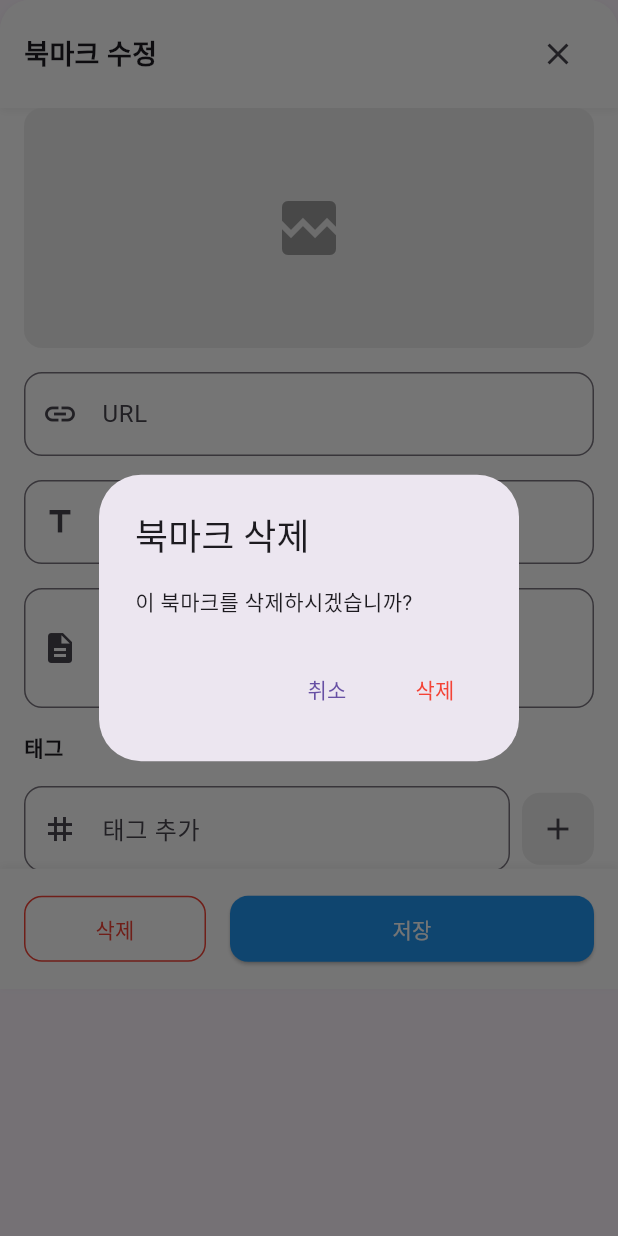
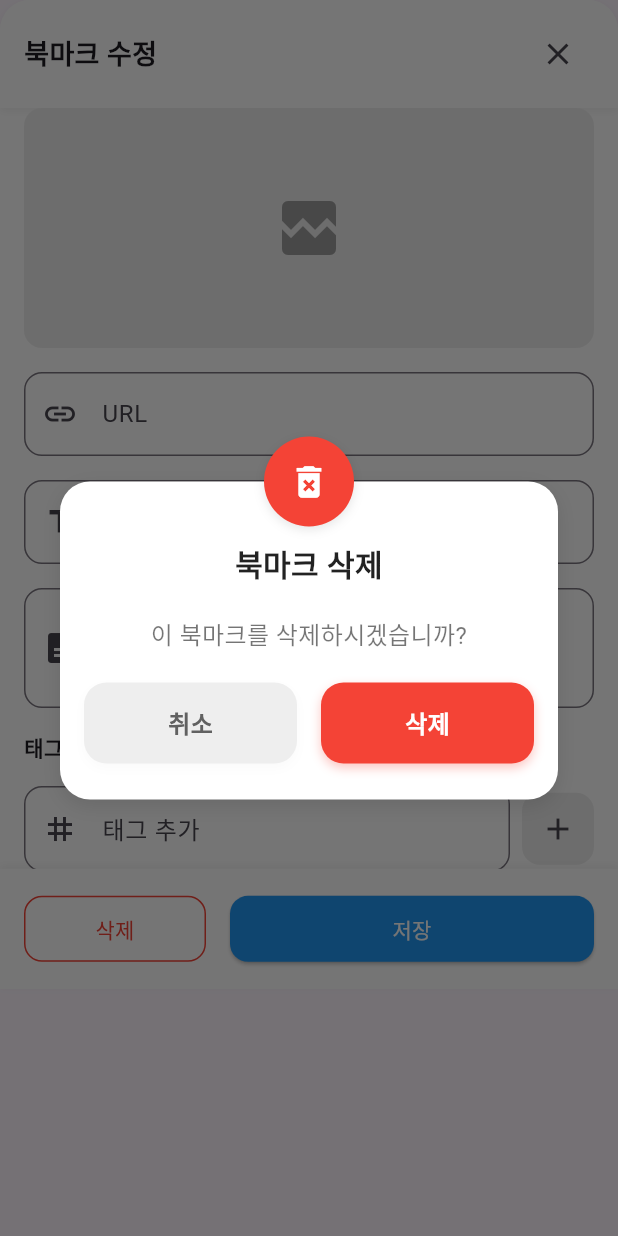
Before and after one commit to KimHyungSik/UrlBookMark, a Flutter app: the BookmarkEditBottomSheet widget shown alone on an empty page, opened directly with empty values, after a tap on "삭제", on a phone screen of 412 x 824 dp. Run offline on Flutter 3.47's test engine with Material 3 defaults, Android fonts, the phone set to English and light mode, and no system bars; our stand-ins replace flutter_riverpod, shared_preferences, webview_flutter; accounts and stored records are empty; network calls fail.

Commit message:
custom dialog

```diff
--- a/lib/screens/bottomsheet/bookmark_edit_bottom_sheet.dart
+++ b/lib/screens/bottomsheet/bookmark_edit_bottom_sheet.dart
@@ -6,6 +6,7 @@ import 'package:url_book_marker/bookmark_manager.dart';
 
 import '../../model/url_marker.dart';
 import '../../model/url_metadata.dart';
+import '../../widget/custom_dialog.dart';
 
 final bookmarkProvider = StateProvider<UrlBookmark?>((ref) => null);
 
@@ -15,10 +16,12 @@ class BookmarkEditBottomSheet extends ConsumerStatefulWidget {
   BookmarkEditBottomSheet({Key? key, required this.bookmark}) : super(key: key);
 
   @override
-  ConsumerState<BookmarkEditBottomSheet> createState() => _BookmarkEditBottomSheetState();
+  ConsumerState<BookmarkEditBottomSheet> createState() =>
+      _BookmarkEditBottomSheetState();
 }
 
-class _BookmarkEditBottomSheetState extends ConsumerState<BookmarkEditBottomSheet> {
+class _BookmarkEditBottomSheetState
+    extends ConsumerState<BookmarkEditBottomSheet> {
   late TextEditingController _urlController;
   late TextEditingController _titleController;
   late TextEditingController _descriptionController;
@@ -35,7 +38,8 @@ class _BookmarkEditBottomSheetState extends ConsumerState<BookmarkEditBottomShee
     super.initState();
     _urlController = TextEditingController(text: widget.bookmark.url);
     _titleController = TextEditingController(text: widget.bookmark.title);
-    _descriptionController = TextEditingController(text: widget.bookmark.description);
+    _descriptionController =
+        TextEditingController(text: widget.bookmark.description);
     _tagController = TextEditingController();
     _tags = widget.bookmark.tags ?? [];
     _isFavorite = widget.bookmark.isFavorite;
@@ -154,14 +158,14 @@ class _BookmarkEditBottomSheetState extends ConsumerState<BookmarkEditBottomShee
                     imageUrl,
                     fit: BoxFit.cover,
                     errorBuilder: (context, error, stackTrace) => Center(
-            child: Icon(Icons.broken_image, size: 48, color: Colors.grey),
+                      child: Icon(Icons.broken_image,
+                          size: 48, color: Colors.grey),
                     ),
                   ),
                 )
               : Center(
                   child: Icon(Icons.image, size: 48, color: Colors.grey),
-      )
-      ),
+                )),
     );
   }
 
@@ -230,7 +234,8 @@ class _BookmarkEditBottomSheetState extends ConsumerState<BookmarkEditBottomShee
         Wrap(
           spacing: 8,
           runSpacing: 8,
-          children: _tags.map((tag) => Chip(
+          children: _tags
+              .map((tag) => Chip(
                     label: Text(tag),
                     deleteIcon: Icon(Icons.close, size: 16),
                     onDeleted: () {
@@ -239,7 +244,8 @@ class _BookmarkEditBottomSheetState extends ConsumerState<BookmarkEditBottomShee
                       });
                       _updateTags();
                     },
-          )).toList(),
+                  ))
+              .toList(),
         ),
         SizedBox(height: 8),
         Row(
@@ -312,7 +318,9 @@ class _BookmarkEditBottomSheetState extends ConsumerState<BookmarkEditBottomShee
         children: [
           Expanded(
             child: OutlinedButton(
-              onPressed: _isSaving ? null : () {
+              onPressed: _isSaving
+                  ? null
+                  : () {
                       _showDeleteConfirmation();
                     },
               style: OutlinedButton.styleFrom(
@@ -366,10 +374,8 @@ class _BookmarkEditBottomSheetState extends ConsumerState<BookmarkEditBottomShee
   }
 
   void _updateTags() {
-    ref.read(bookmarkProvider.notifier).state = ref
-        .read(bookmarkProvider.notifier)
-        .state
-        ?.copyWith(tags: _tags);
+    ref.read(bookmarkProvider.notifier).state =
+        ref.read(bookmarkProvider.notifier).state?.copyWith(tags: _tags);
   }
 
   void _onUrlChanged(String url) {
@@ -425,7 +431,8 @@ class _BookmarkEditBottomSheetState extends ConsumerState<BookmarkEditBottomShee
         }
 
         // 북마크 업데이트
-        await ref.read(urlBookmarkProvider.notifier)
+        await ref
+            .read(urlBookmarkProvider.notifier)
             .updateUrlBookmark(widget.bookmark.id, updatedBookmark);
 
         if (mounted) {
@@ -442,23 +449,19 @@ class _BookmarkEditBottomSheetState extends ConsumerState<BookmarkEditBottomShee
   }
 
   void _showDeleteConfirmation() {
-    showDialog(
+    showCustomConfirmDialog(
       context: context,
-      builder: (context) => AlertDialog(
-        title: Text("북마크 삭제"),
-        content: Text("이 북마크를 삭제하시겠습니까?"),
-        actions: [
-          TextButton(
-            child: Text("취소"),
-            onPressed: () => Navigator.of(context).pop(),
-          ),
-          TextButton(
-            child: Text("삭제", style: TextStyle(color: Colors.red)),
-            onPressed: () async {
-              Navigator.of(context).pop(); // 대화상자 닫기
-
+      title: "북마크 삭제",
+      message: "이 북마크를 삭제하시겠습니까?",
+      cancelText: "취소",
+      confirmText: "삭제",
+      isDestructive: true,
+      icon: Icons.delete_forever,
+    ).then((confirmed) async {
+      if (confirmed == true) {
         // 북마크 삭제
-              await ref.read(urlBookmarkProvider.notifier)
+        await ref
+            .read(urlBookmarkProvider.notifier)
             .deleteUrlBookmark(widget.bookmark.id);
 
         if (mounted) {
@@ -467,10 +470,7 @@ class _BookmarkEditBottomSheetState extends ConsumerState<BookmarkEditBottomShee
             SnackBar(content: Text("북마크가 삭제되었습니다")),
           );
         }
-            },
-          ),
-        ],
-      ),
-    );
+      }
+    });
   }
 }
--- /dev/null
+++ b/lib/widget/custom_dialog.dart
@@ -0,0 +1,346 @@
+import 'package:flutter/material.dart';
+
+class CustomDialog extends StatelessWidget {
+  final String title;
+  final String message;
+  final String cancelText;
+  final String confirmText;
+  final Color confirmColor;
+  final Color cancelColor;
+  final VoidCallback? onCancel;
+  final VoidCallback? onConfirm;
+  final IconData? icon;
+  final Color? iconColor;
+  final bool isDestructive;
+
+  const CustomDialog({
+    Key? key,
+    required this.title,
+    required this.message,
+    this.cancelText = '취소',
+    this.confirmText = '확인',
+    this.confirmColor = Colors.blue,
+    this.cancelColor = Colors.grey,
+    this.onCancel,
+    this.onConfirm,
+    this.icon,
+    this.iconColor,
+    this.isDestructive = false,
+  }) : super(key: key);
+
+  @override
+  Widget build(BuildContext context) {
+    return Dialog(
+      elevation: 0,
+      backgroundColor: Colors.transparent,
+      child: _buildDialogContent(context),
+    );
+  }
+
+  Widget _buildDialogContent(BuildContext context) {
+    return Stack(
+      alignment: Alignment.topCenter,
+      children: [
+        // Main dialog container
+        Container(
+          margin: const EdgeInsets.only(top: 30),
+          decoration: BoxDecoration(
+            color: Colors.white,
+            borderRadius: BorderRadius.circular(20),
+            boxShadow: [
+              BoxShadow(
+                color: Colors.black.withOpacity(0.1),
+                blurRadius: 10,
+                offset: const Offset(0, 4),
+              ),
+            ],
+          ),
+          child: Column(
+            mainAxisSize: MainAxisSize.min,
+            children: [
+              // Add extra space at top for the icon overlap
+              const SizedBox(height: 30),
+
+              // Title
+              Padding(
+                padding: const EdgeInsets.fromLTRB(24, 10, 24, 8),
+                child: Text(
+                  title,
+                  style: const TextStyle(
+                    fontSize: 20,
+                    fontWeight: FontWeight.bold,
+                    color: Colors.black87,
+                  ),
+                  textAlign: TextAlign.center,
+                ),
+              ),
+
+              // Message
+              Padding(
+                padding: const EdgeInsets.symmetric(horizontal: 24, vertical: 12),
+                child: Text(
+                  message,
+                  style: const TextStyle(
+                    fontSize: 16,
+                    color: Colors.black54,
+                  ),
+                  textAlign: TextAlign.center,
+                ),
+              ),
+
+              // Buttons
+              Padding(
+                padding: const EdgeInsets.fromLTRB(16, 8, 16, 24),
+                child: Row(
+                  mainAxisAlignment: MainAxisAlignment.center,
+                  children: [
+                    // Cancel button
+                    Expanded(
+                      child: _dialogButton(
+                        context: context,
+                        text: cancelText,
+                        textColor: Colors.grey[700]!,
+                        backgroundColor: Colors.grey[200]!,
+                        onPressed: () {
+                          if (onCancel != null) {
+                            onCancel!();
+                          } else {
+                            Navigator.of(context).pop(false);
+                          }
+                        },
+                      ),
+                    ),
+                    const SizedBox(width: 16),
+                    // Confirm button
+                    Expanded(
+                      child: _dialogButton(
+                        context: context,
+                        text: confirmText,
+                        textColor: Colors.white,
+                        backgroundColor: isDestructive ? Colors.red : confirmColor,
+                        onPressed: () {
+                          if (onConfirm != null) {
+                            onConfirm!();
+                          } else {
+                            Navigator.of(context).pop(true);
+                          }
+                        },
+                      ),
+                    ),
+                  ],
+                ),
+              ),
+            ],
+          ),
+        ),
+
+        // Floating icon at the top
+        if (icon != null)
+          Container(
+            decoration: BoxDecoration(
+              color: iconColor ?? (isDestructive ? Colors.red : confirmColor),
+              shape: BoxShape.circle,
+              boxShadow: [
+                BoxShadow(
+                  color: Colors.black.withOpacity(0.1),
+                  blurRadius: 5,
+                  offset: const Offset(0, 2),
+                ),
+              ],
+            ),
+            padding: const EdgeInsets.all(16),
+            child: Icon(
+              icon,
+              color: Colors.white,
+              size: 28,
+            ),
+          ),
+      ],
+    );
+  }
+
+  Widget _dialogButton({
+    required BuildContext context,
+    required String text,
+    required Color textColor,
+    required Color backgroundColor,
+    required VoidCallback onPressed,
+  }) {
+    return Container(
+      height: 54,
+      decoration: BoxDecoration(
+        color: backgroundColor,
+        borderRadius: BorderRadius.circular(15),
+        boxShadow: [
+          BoxShadow(
+            color: backgroundColor.withOpacity(0.3),
+            blurRadius: 5,
+            offset: const Offset(0, 3),
+          ),
+        ],
+      ),
+      child: Material(
+        color: Colors.transparent,
+        child: InkWell(
+          onTap: onPressed,
+          borderRadius: BorderRadius.circular(15),
+          child: Center(
+            child: Text(
+              text,
+              style: TextStyle(
+                color: textColor,
+                fontSize: 16,
+                fontWeight: FontWeight.bold,
+              ),
+            ),
+          ),
+        ),
+      ),
+    );
+  }
+}
+
+// Helper for showing confirmation dialog
+Future<bool?> showCustomConfirmDialog({
+  required BuildContext context,
+  required String title,
+  required String message,
+  String cancelText = '취소',
+  String confirmText = '확인',
+  IconData? icon,
+  Color? iconColor,
+  bool isDestructive = false,
+}) {
+  return showDialog<bool>(
+    context: context,
+    barrierDismissible: false,
+    builder: (BuildContext context) {
+      return CustomDialog(
+        title: title,
+        message: message,
+        cancelText: cancelText,
+        confirmText: confirmText,
+        icon: icon,
+        iconColor: iconColor,
+        isDestructive: isDestructive,
+      );
+    },
+  );
+}
+
+// Helper for showing alert dialog (one button)
+Future<void> showCustomAlertDialog({
+  required BuildContext context,
+  required String title,
+  required String message,
+  String buttonText = '확인',
+  IconData? icon,
+  Color? iconColor,
+}) {
+  return showDialog<void>(
+    context: context,
+    barrierDismissible: false,
+    builder: (BuildContext context) {
+      return Dialog(
+        elevation: 0,
+        backgroundColor: Colors.transparent,
+        child: Stack(
+          alignment: Alignment.topCenter,
+          children: [
+            // Main dialog container
+            Container(
+              margin: const EdgeInsets.only(top: 30),
+              decoration: BoxDecoration(
+                color: Colors.white,
+                borderRadius: BorderRadius.circular(20),
+                boxShadow: [
+                  BoxShadow(
+                    color: Colors.black.withOpacity(0.1),
+                    blurRadius: 10,
+                    offset: const Offset(0, 4),
+                  ),
+                ],
+              ),
+              child: Column(
+                mainAxisSize: MainAxisSize.min,
+                children: [
+                  const SizedBox(height: 30),
+                  Padding(
+                    padding: const EdgeInsets.fromLTRB(24, 10, 24, 8),
+                    child: Text(
+                      title,
+                      style: const TextStyle(
+                        fontSize: 20,
+                        fontWeight: FontWeight.bold,
+                        color: Colors.black87,
+                      ),
+                      textAlign: TextAlign.center,
+                    ),
+                  ),
+                  Padding(
+                    padding: const EdgeInsets.symmetric(horizontal: 24, vertical: 12),
+                    child: Text(
+                      message,
+                      style: const TextStyle(
+                        fontSize: 16,
+                        color: Colors.black54,
+                      ),
+                      textAlign: TextAlign.center,
+                    ),
+                  ),
+                  Padding(
+                    padding: const EdgeInsets.fromLTRB(24, 8, 24, 24),
+                    child: SizedBox(
+                      width: double.infinity,
+                      height: 54,
+                      child: ElevatedButton(
+                        onPressed: () => Navigator.of(context).pop(),
+                        style: ElevatedButton.styleFrom(
+                          backgroundColor: Colors.blue,
+                          foregroundColor: Colors.white,
+                          elevation: 3,
+                          shape: RoundedRectangleBorder(
+                            borderRadius: BorderRadius.circular(15),
+                          ),
+                        ),
+                        child: Text(
+                          buttonText,
+                          style: const TextStyle(
+                            fontSize: 16,
+                            fontWeight: FontWeight.bold,
+                          ),
+                        ),
+                      ),
+                    ),
+                  ),
+                ],
+              ),
+            ),
+
+            // Floating icon at the top
+            if (icon != null)
+              Container(
+                decoration: BoxDecoration(
+                  color: iconColor ?? Colors.blue,
+                  shape: BoxShape.circle,
+                  boxShadow: [
+                    BoxShadow(
+                      color: Colors.black.withOpacity(0.1),
+                      blurRadius: 5,
+                      offset: const Offset(0, 2),
+                    ),
+                  ],
+                ),
+                padding: const EdgeInsets.all(16),
+                child: Icon(
+                  icon,
+                  color: Colors.white,
+                  size: 28,
+                ),
+              ),
+          ],
+        ),
+      );
+    },
+  );
+}
```
Also changed, not shown: lib/screens/bookmark_list_screen.dart (+16 -18 lines), lib/screens/bottomsheet/add_bookmark_bottom_sheet.dart (+24 -26 lines). Lines whose indentation alone changed are shown as unchanged.
